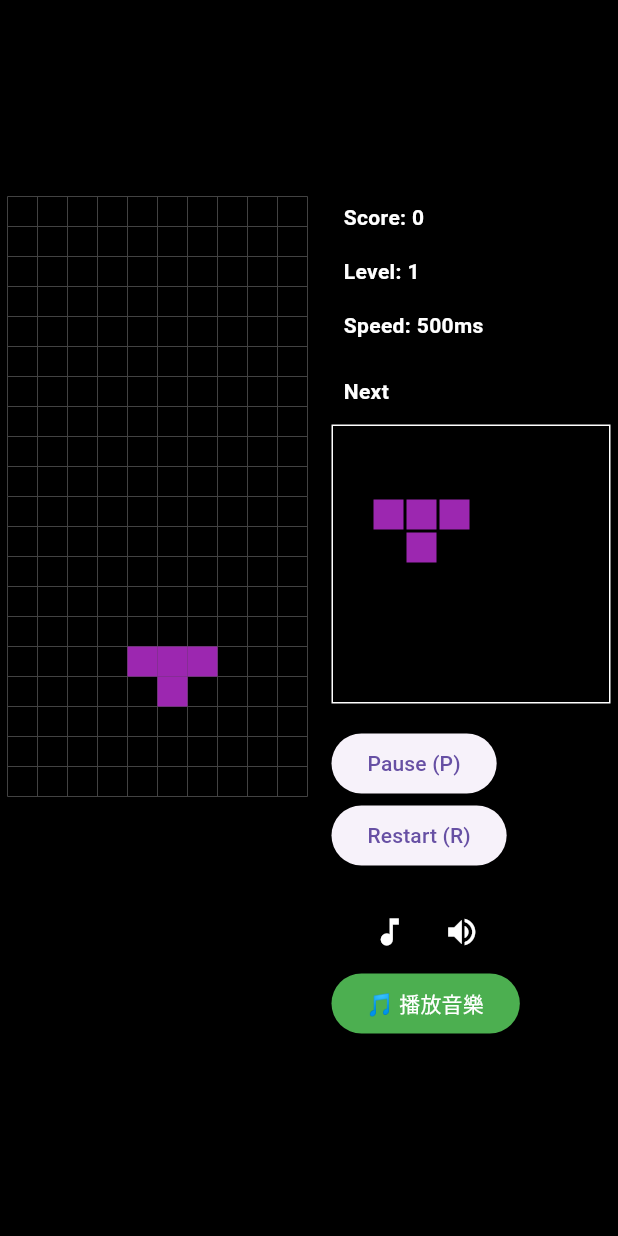
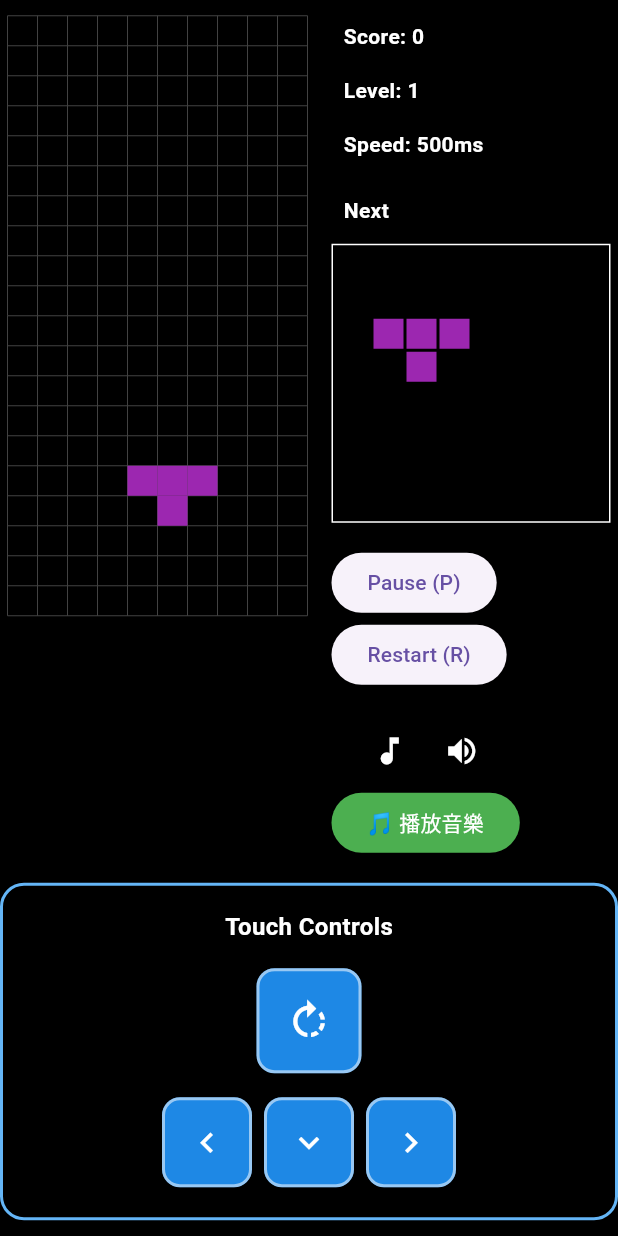
Before and after one commit to CCY0821/flutter_tetris_game, a Flutter app: the screen it shows after launch, on a phone screen of 412 x 824 dp. Run offline on Flutter 3.47's test engine with Material 3 defaults, Android fonts, the phone set to English and light mode, and no system bars; our stand-ins replace audioplayers.

Commit message:
新增觸控按鈕功能：支援行動裝置操作
- 新增 TouchControls 組件提供觸控操作介面
- 支援左右移動、下降、旋轉等遊戲操作
- 按鈕具備視覺回饋和禁用狀態顯示
- 整合到主遊戲界面底部區域
- 優化遊戲布局以容納觸控控制區

🤖 Generated with [Claude Code](https://claude.ai/code)

Co-Authored-By: Claude <noreply@anthropic.com>

```diff
--- a/lib/game/game_board.dart
+++ b/lib/game/game_board.dart
@@ -6,6 +6,7 @@ import 'game_logic.dart';
 import 'input_handler.dart';
 import 'game_ui_components.dart';
 import 'board_painter.dart';
+import 'touch_controls.dart';
 
 class GameBoard extends StatefulWidget {
   const GameBoard({super.key});
@@ -88,11 +89,15 @@ class _GameBoardState extends State<GameBoard> {
   @override
   Widget build(BuildContext context) {
     return IntrinsicHeight(
-      child: Row(
-        mainAxisSize: MainAxisSize.max,
-        mainAxisAlignment: MainAxisAlignment.center,
-        crossAxisAlignment: CrossAxisAlignment.start,
+      child: Column(
+        mainAxisSize: MainAxisSize.min,
         children: [
+          // 主遊戲區域
+          Row(
+            mainAxisSize: MainAxisSize.max,
+            mainAxisAlignment: MainAxisAlignment.center,
+            crossAxisAlignment: CrossAxisAlignment.start,
+            children: [
           // 左側主遊戲區
           Stack(
             children: [
@@ -143,6 +148,17 @@ class _GameBoardState extends State<GameBoard> {
               GameUIComponents.audioControlButton(),
             ],
           ),
+            ],
+          ),
+
+          const SizedBox(height: 16),
+
+          // 觸控按鈕區域
+          TouchControls(
+            gameLogic: gameLogic,
+            gameState: gameState,
+            onStateChange: () => setState(() {}),
+          ),
         ],
       ),
     );
--- /dev/null
+++ b/lib/game/touch_controls.dart
@@ -0,0 +1,179 @@
+import 'dart:async';
+import 'package:flutter/material.dart';
+import 'game_logic.dart';
+import 'game_state.dart';
+
+class TouchControls extends StatefulWidget {
+  final GameLogic gameLogic;
+  final GameState gameState;
+  final VoidCallback onStateChange;
+
+  const TouchControls({
+    super.key,
+    required this.gameLogic,
+    required this.gameState,
+    required this.onStateChange,
+  });
+
+  @override
+  State<TouchControls> createState() => _TouchControlsState();
+}
+
+class _TouchControlsState extends State<TouchControls> {
+  Timer? _repeatTimer;
+  String? _activeButton;
+
+  void _startRepeat(String action, VoidCallback callback) {
+    if (widget.gameState.isPaused || widget.gameState.isGameOver) return;
+
+    _activeButton = action;
+    callback(); // 立即執行一次
+    widget.onStateChange();
+
+    // 開始重複執行
+    _repeatTimer?.cancel();
+    _repeatTimer = Timer.periodic(const Duration(milliseconds: 150), (_) {
+      if (_activeButton == action && !widget.gameState.isPaused && !widget.gameState.isGameOver) {
+        callback();
+        widget.onStateChange();
+      }
+    });
+  }
+
+  void _stopRepeat() {
+    _activeButton = null;
+    _repeatTimer?.cancel();
+  }
+
+  void _executeAction(String action, VoidCallback callback) {
+    if (widget.gameState.isPaused || widget.gameState.isGameOver) return;
+    callback();
+    widget.onStateChange();
+  }
+
+  @override
+  void dispose() {
+    _repeatTimer?.cancel();
+    super.dispose();
+  }
+
+  Widget _buildControlButton({
+    required IconData icon,
+    required String action,
+    required VoidCallback onPressed,
+    bool allowRepeat = false,
+    double size = 60,
+  }) {
+    final bool isDisabled = widget.gameState.isPaused || widget.gameState.isGameOver;
+    final bool isActive = _activeButton == action && !isDisabled;
+
+    return Container(
+      width: size,
+      height: size,
+      margin: const EdgeInsets.all(4),
+      child: Material(
+        color: isDisabled
+            ? Colors.grey.shade600
+            : isActive
+                ? Colors.orange.shade600
+                : Colors.blue.shade600,
+        borderRadius: BorderRadius.circular(12),
+        elevation: isDisabled ? 1 : 4,
+        child: InkWell(
+          borderRadius: BorderRadius.circular(12),
+          onTapDown: (!isDisabled && allowRepeat) ? (_) => _startRepeat(action, onPressed) : null,
+          onTapUp: (!isDisabled && allowRepeat) ? (_) => _stopRepeat() : null,
+          onTapCancel: (!isDisabled && allowRepeat) ? _stopRepeat : null,
+          onTap: (!isDisabled && !allowRepeat) ? () => _executeAction(action, onPressed) : null,
+          child: Container(
+            decoration: BoxDecoration(
+              borderRadius: BorderRadius.circular(12),
+              border: Border.all(
+                color: isActive ? Colors.white : (isDisabled ? Colors.grey.shade400 : Colors.white54),
+                width: 2,
+              ),
+            ),
+            child: Icon(
+              icon,
+              color: isDisabled ? Colors.grey.shade400 : Colors.white,
+              size: size * 0.45,
+            ),
+          ),
+        ),
+      ),
+    );
+  }
+
+  @override
+  Widget build(BuildContext context) {
+    return Container(
+      padding: const EdgeInsets.all(16),
+      decoration: BoxDecoration(
+        color: Colors.black.withOpacity(0.8),
+        borderRadius: BorderRadius.circular(16),
+        border: Border.all(color: Colors.blue.shade300, width: 2),
+      ),
+      child: Column(
+        mainAxisSize: MainAxisSize.min,
+        children: [
+          // 標題
+          Text(
+            'Touch Controls',
+            style: TextStyle(
+              color: Colors.white,
+              fontSize: 16,
+              fontWeight: FontWeight.bold,
+            ),
+          ),
+          const SizedBox(height: 12),
+
+          // 上排：旋轉按鈕
+          Row(
+            mainAxisAlignment: MainAxisAlignment.center,
+            children: [
+              _buildControlButton(
+                icon: Icons.rotate_right,
+                action: 'rotate',
+                onPressed: widget.gameLogic.rotate,
+                allowRepeat: false,
+                size: 70,
+              ),
+            ],
+          ),
+
+          const SizedBox(height: 8),
+
+          // 下排：方向按鈕
+          Row(
+            mainAxisAlignment: MainAxisAlignment.center,
+            children: [
+              // 左移
+              _buildControlButton(
+                icon: Icons.keyboard_arrow_left,
+                action: 'left',
+                onPressed: widget.gameLogic.moveLeft,
+                allowRepeat: true,
+              ),
+
+              // 快速下降
+              _buildControlButton(
+                icon: Icons.keyboard_arrow_down,
+                action: 'down',
+                onPressed: widget.gameLogic.moveDown,
+                allowRepeat: true,
+              ),
+
+              // 右移
+              _buildControlButton(
+                icon: Icons.keyboard_arrow_right,
+                action: 'right',
+                onPressed: widget.gameLogic.moveRight,
+                allowRepeat: true,
+              ),
+            ],
+          ),
+        ],
+      ),
+    );
+  }
+}
```
